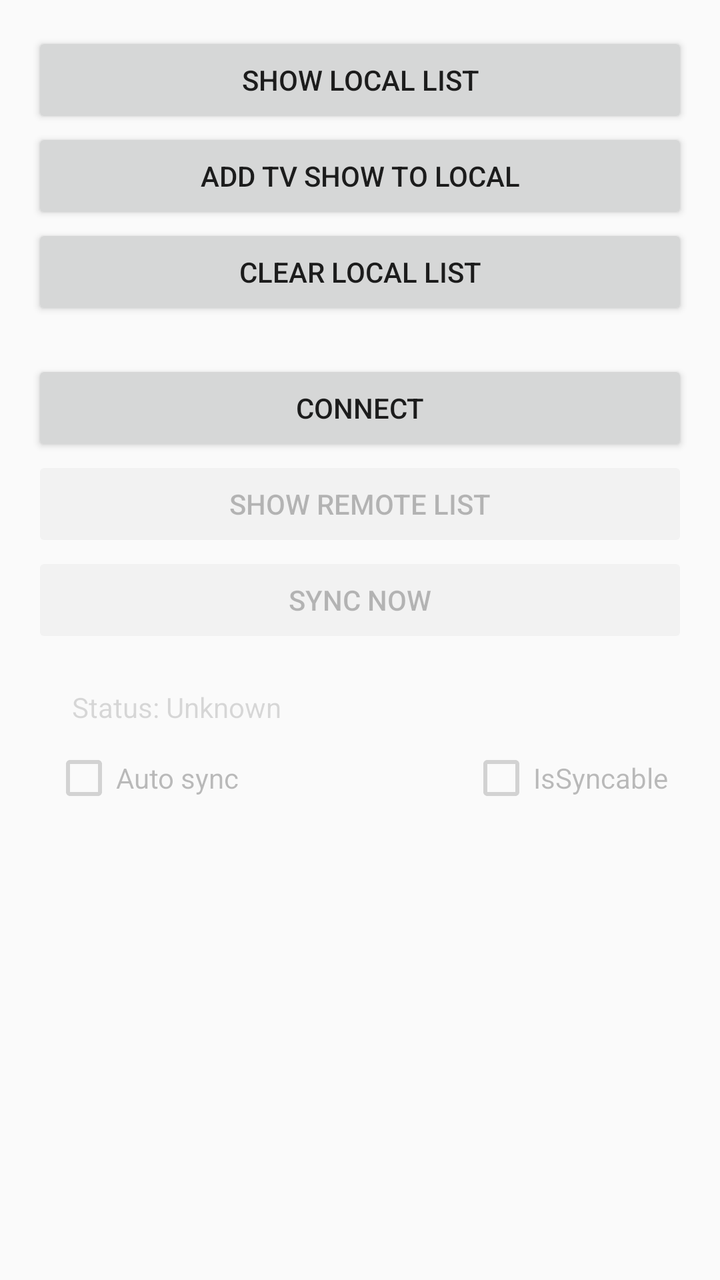
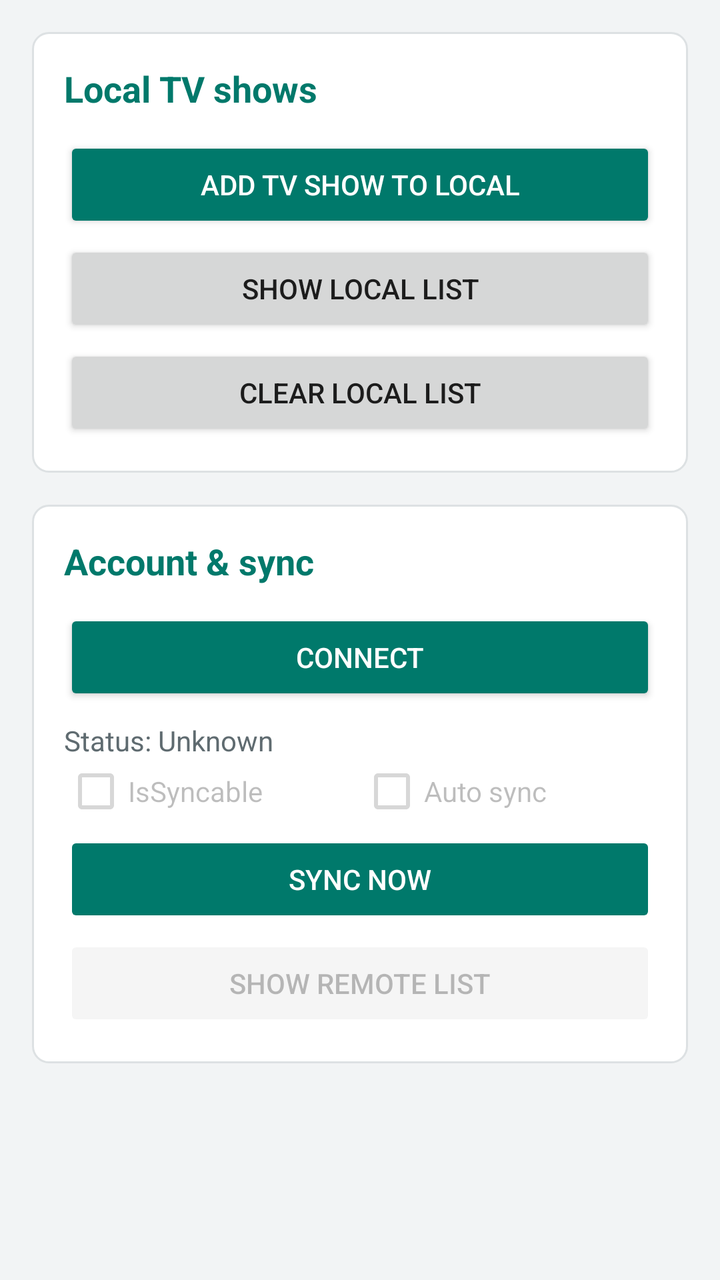

Two renders of the same Android screen: before a commit and after it. Below are the layout's source before the change and the commit's diff.
<!-- AndroidManifest.xml: application theme AppTheme -->
<!-- res/layout/activity_main.xml -->
<?xml version="1.0" encoding="utf-8"?>
<ScrollView xmlns:android="http://schemas.android.com/apk/res/android"
    android:layout_width="match_parent"
    android:layout_height="match_parent">

    <LinearLayout
        android:layout_width="match_parent"
        android:layout_height="match_parent"
        android:orientation="vertical"
        android:padding="@dimen/dp_16">

        <Button
            android:id="@+id/btnShowLocalList"
            android:layout_width="match_parent"
            android:layout_height="wrap_content"
            android:padding="@dimen/dp_10"
            android:text="@string/button_show_local_list" />

        <Button
            android:id="@+id/btnAddShow"
            android:layout_width="match_parent"
            android:layout_height="wrap_content"
            android:padding="@dimen/dp_10"
            android:text="@string/button_add_tv_show" />

        <Button
            android:id="@+id/btnClearLocalData"
            android:layout_width="match_parent"
            android:layout_height="wrap_content"
            android:padding="@dimen/dp_10"
            android:text="@string/button_clear_local_list" />

        <Button
            android:id="@+id/btnConnect"
            android:layout_width="match_parent"
            android:layout_height="wrap_content"
            android:layout_marginTop="@dimen/dp_20"
            android:padding="@dimen/dp_10"
            android:text="@string/button_connect" />

        <Button
            android:id="@+id/btnShowRemoteList"
            android:layout_width="match_parent"
            android:layout_height="wrap_content"
            android:enabled="false"
            android:padding="@dimen/dp_10"
            android:text="@string/button_show_remote_list" />

        <Button
            android:id="@+id/btnSync"
            android:layout_width="match_parent"
            android:layout_height="wrap_content"
            android:enabled="false"
            android:padding="@dimen/dp_10"
            android:text="@string/button_sync_now" />

        <RelativeLayout
            android:id="@+id/accountStatus"
            android:layout_width="match_parent"
            android:layout_height="wrap_content"
            android:padding="@dimen/dp_10">

            <TextView
                android:id="@+id/status"
                android:layout_width="match_parent"
                android:layout_height="wrap_content"
                android:layout_alignParentLeft="true"
                android:layout_alignParentTop="true"
                android:enabled="false"
                android:padding="@dimen/dp_10"
                android:text="@string/text_status_unknown" />

            <CheckBox
                android:id="@+id/cbIsSyncable"
                android:layout_width="wrap_content"
                android:layout_height="wrap_content"
                android:layout_alignParentRight="true"
                android:layout_below="@id/status"
                android:enabled="false"
                android:text="@string/text_is_syncable" />

            <CheckBox
                android:id="@+id/cbAutoSync"
                android:layout_width="wrap_content"
                android:layout_height="wrap_content"
                android:layout_alignParentLeft="true"
                android:layout_below="@id/status"
                android:enabled="false"
                android:text="@string/text_auto_sync" />
        </RelativeLayout>

    </LinearLayout>
</ScrollView>
<!-- resources referenced by this layout -->
<resources>
  <dimen name="dp_10">10dp</dimen>
  <dimen name="dp_16">16dp</dimen>
  <dimen name="dp_20">20dp</dimen>
  <string name="button_add_tv_show">Add TV show to local</string>
  <string name="button_clear_local_list">Clear local List</string>
  <string name="button_connect">Connect</string>
  <string name="button_show_local_list">Show local list</string>
  <string name="button_show_remote_list">Show remote List</string>
  <string name="button_sync_now">Sync now</string>
  <string name="text_auto_sync">Auto sync</string>
  <string name="text_is_syncable">IsSyncable</string>
  <string name="text_status_unknown">Status: Unknown</string>
  <style name="AppTheme" parent="android:Theme.Material.Light.DarkActionBar">
          
      </style>
</resources>

<!-- the commit's change to res/layout/activity_main.xml (unified diff, before → after) -->
@@ -1,93 +1,92 @@
 <?xml version="1.0" encoding="utf-8"?>
 <ScrollView xmlns:android="http://schemas.android.com/apk/res/android"
     android:layout_width="match_parent"
-    android:layout_height="match_parent">
+    android:layout_height="match_parent"
+    android:fillViewport="true">
 
     <LinearLayout
         android:layout_width="match_parent"
-        android:layout_height="match_parent"
+        android:layout_height="wrap_content"
         android:orientation="vertical"
         android:padding="@dimen/dp_16">
 
-        <Button
-            android:id="@+id/btnShowLocalList"
-            android:layout_width="match_parent"
-            android:layout_height="wrap_content"
-            android:padding="@dimen/dp_10"
-            android:text="@string/button_show_local_list" />
+        <LinearLayout style="@style/Card">
 
-        <Button
-            android:id="@+id/btnAddShow"
-            android:layout_width="match_parent"
-            android:layout_height="wrap_content"
-            android:padding="@dimen/dp_10"
-            android:text="@string/button_add_tv_show" />
+            <TextView
+                style="@style/SectionTitle"
+                android:text="@string/section_local" />
 
-        <Button
-            android:id="@+id/btnClearLocalData"
-            android:layout_width="match_parent"
-            android:layout_height="wrap_content"
-            android:padding="@dimen/dp_10"
-            android:text="@string/button_clear_local_list" />
+            <Button
+                android:id="@+id/btnAddShow"
+                style="@style/ActionButton"
+                android:text="@string/button_add_tv_show" />
 
-        <Button
-            android:id="@+id/btnConnect"
-            android:layout_width="match_parent"
-            android:layout_height="wrap_content"
-            android:layout_marginTop="@dimen/dp_20"
-            android:padding="@dimen/dp_10"
-            android:text="@string/button_connect" />
+            <Button
+                android:id="@+id/btnShowLocalList"
+                style="@style/SecondaryButton"
+                android:text="@string/button_show_local_list" />
 
-        <Button
-            android:id="@+id/btnShowRemoteList"
-            android:layout_width="match_parent"
-            android:layout_height="wrap_content"
-            android:enabled="false"
-            android:padding="@dimen/dp_10"
-            android:text="@string/button_show_remote_list" />
+            <Button
+                android:id="@+id/btnClearLocalData"
+                style="@style/SecondaryButton"
+                android:text="@string/button_clear_local_list" />
+        </LinearLayout>
 
-        <Button
-            android:id="@+id/btnSync"
-            android:layout_width="match_parent"
-            android:layout_height="wrap_content"
-            android:enabled="false"
-            android:padding="@dimen/dp_10"
-            android:text="@string/button_sync_now" />
+        <LinearLayout style="@style/Card">
 
-        <RelativeLayout
-            android:id="@+id/accountStatus"
-            android:layout_width="match_parent"
-            android:layout_height="wrap_content"
-            android:padding="@dimen/dp_10">
+            <TextView
+                style="@style/SectionTitle"
+                android:text="@string/section_account" />
+
+            <Button
+                android:id="@+id/btnConnect"
+                style="@style/ActionButton"
+                android:text="@string/button_connect" />
 
             <TextView
                 android:id="@+id/status"
                 android:layout_width="match_parent"
                 android:layout_height="wrap_content"
-                android:layout_alignParentLeft="true"
-                android:layout_alignParentTop="true"
+                android:layout_marginTop="@dimen/dp_8"
                 android:enabled="false"
-                android:padding="@dimen/dp_10"
-                android:text="@string/text_status_unknown" />
+                android:text="@string/text_status_unknown"
+                android:textColor="@color/text_secondary" />
 
-            <CheckBox
-                android:id="@+id/cbIsSyncable"
-                android:layout_width="wrap_content"
+            <LinearLayout
+                android:id="@+id/accountStatus"
+                android:layout_width="match_parent"
                 android:layout_height="wrap_content"
-                android:layout_alignParentRight="true"
-                android:layout_below="@id/status"
+                android:orientation="horizontal">
+
+                <CheckBox
+                    android:id="@+id/cbIsSyncable"
+                    android:layout_width="0dp"
+                    android:layout_height="wrap_content"
+                    android:layout_weight="1"
+                    android:enabled="false"
+                    android:text="@string/text_is_syncable" />
+
+                <CheckBox
+                    android:id="@+id/cbAutoSync"
+                    android:layout_width="0dp"
+                    android:layout_height="wrap_content"
+                    android:layout_weight="1"
+                    android:enabled="false"
+                    android:text="@string/text_auto_sync" />
+            </LinearLayout>
+
+            <Button
+                android:id="@+id/btnSync"
+                style="@style/ActionButton"
                 android:enabled="false"
-                android:text="@string/text_is_syncable" />
+                android:text="@string/button_sync_now" />
 
-            <CheckBox
-                android:id="@+id/cbAutoSync"
-                android:layout_width="wrap_content"
-                android:layout_height="wrap_content"
-                android:layout_alignParentLeft="true"
-                android:layout_below="@id/status"
+            <Button
+                android:id="@+id/btnShowRemoteList"
+                style="@style/SecondaryButton"
                 android:enabled="false"
-                android:text="@string/text_auto_sync" />
-        </RelativeLayout>
+                android:text="@string/button_show_remote_list" />
+        </LinearLayout>
 
     </LinearLayout>
 </ScrollView>
<!-- resource entries referenced after the edit -->
@@ -1,19 +1,67 @@
 <!-- resources referenced by this layout -->
 <resources>
-  <dimen name="dp_10">10dp</dimen>
+  <color name="text_secondary">#5F6B70</color>
   <dimen name="dp_16">16dp</dimen>
-  <dimen name="dp_20">20dp</dimen>
+  <dimen name="dp_8">8dp</dimen>
   <string name="button_add_tv_show">Add TV show to local</string>
   <string name="button_clear_local_list">Clear local List</string>
   <string name="button_connect">Connect</string>
   <string name="button_show_local_list">Show local list</string>
   <string name="button_show_remote_list">Show remote List</string>
   <string name="button_sync_now">Sync now</string>
+  <string name="section_account">Account &amp; sync</string>
+  <string name="section_local">Local TV shows</string>
   <string name="text_auto_sync">Auto sync</string>
   <string name="text_is_syncable">IsSyncable</string>
   <string name="text_status_unknown">Status: Unknown</string>
+  <style name="ActionButton" parent="android:Widget.Material.Button">
+          <item name="android:backgroundTint">@color/primary</item>
+          <item name="android:textColor">@android:color/white</item>
+          <item name="android:layout_width">match_parent</item>
+          <item name="android:layout_height">wrap_content</item>
+          <item name="android:layout_marginTop">@dimen/dp_4</item>
+      </style>
+  <style name="Card">
+          <item name="android:layout_width">match_parent</item>
+          <item name="android:layout_height">wrap_content</item>
+          <item name="android:layout_marginBottom">@dimen/dp_16</item>
+          <item name="android:orientation">vertical</item>
+          <item name="android:padding">@dimen/dp_16</item>
+          <item name="android:background">@drawable/bg_card</item>
+      </style>
+  <style name="SecondaryButton" parent="android:Widget.Material.Button">
+          <item name="android:layout_width">match_parent</item>
+          <item name="android:layout_height">wrap_content</item>
+          <item name="android:layout_marginTop">@dimen/dp_4</item>
+      </style>
+  <style name="SectionTitle">
+          <item name="android:layout_width">match_parent</item>
+          <item name="android:layout_height">wrap_content</item>
+          <item name="android:layout_marginBottom">@dimen/dp_8</item>
+          <item name="android:textAppearance">?android:attr/textAppearanceMedium</item>
+          <item name="android:textColor">@color/primary</item>
+          <item name="android:textStyle">bold</item>
+      </style>
   <style name="AppTheme" parent="android:Theme.Material.Light.DarkActionBar">
-          
+          <item name="android:colorPrimary">@color/primary</item>
+          <item name="android:colorPrimaryDark">@color/primary_dark</item>
+          <item name="android:colorAccent">@color/accent</item>
+          <item name="android:windowBackground">@color/background</item>
       </style>
+  <color name="primary">#00796B</color>
+  <dimen name="dp_4">4dp</dimen>
+  <!-- drawable bg_card (drawable) -->
+  <?xml version="1.0" encoding="utf-8"?>
+  <shape xmlns:android="http://schemas.android.com/apk/res/android">
+      <solid android:color="@android:color/white" />
+      <stroke
+          android:width="1dp"
+          android:color="@color/card_stroke" />
+      <corners android:radius="@dimen/dp_8" />
+  </shape>
+  <color name="primary_dark">#004D40</color>
+  <color name="accent">#FF6F00</color>
+  <color name="background">#F2F4F5</color>
+  <color name="card_stroke">#DDE1E3</color>
 </resources>
 
